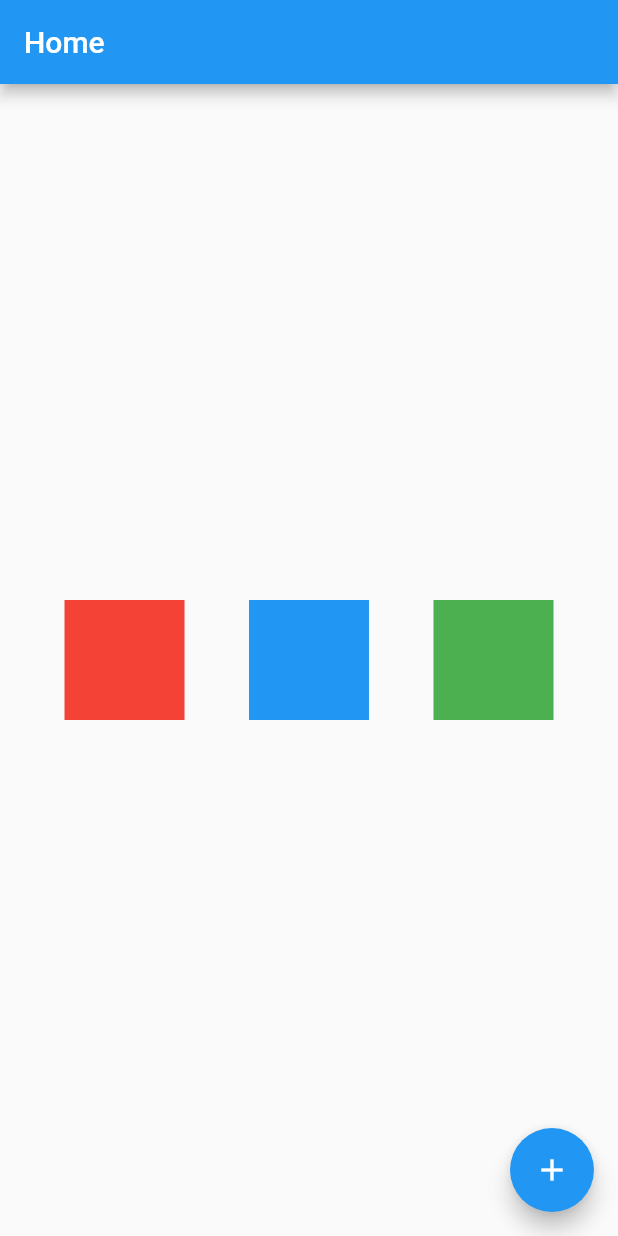
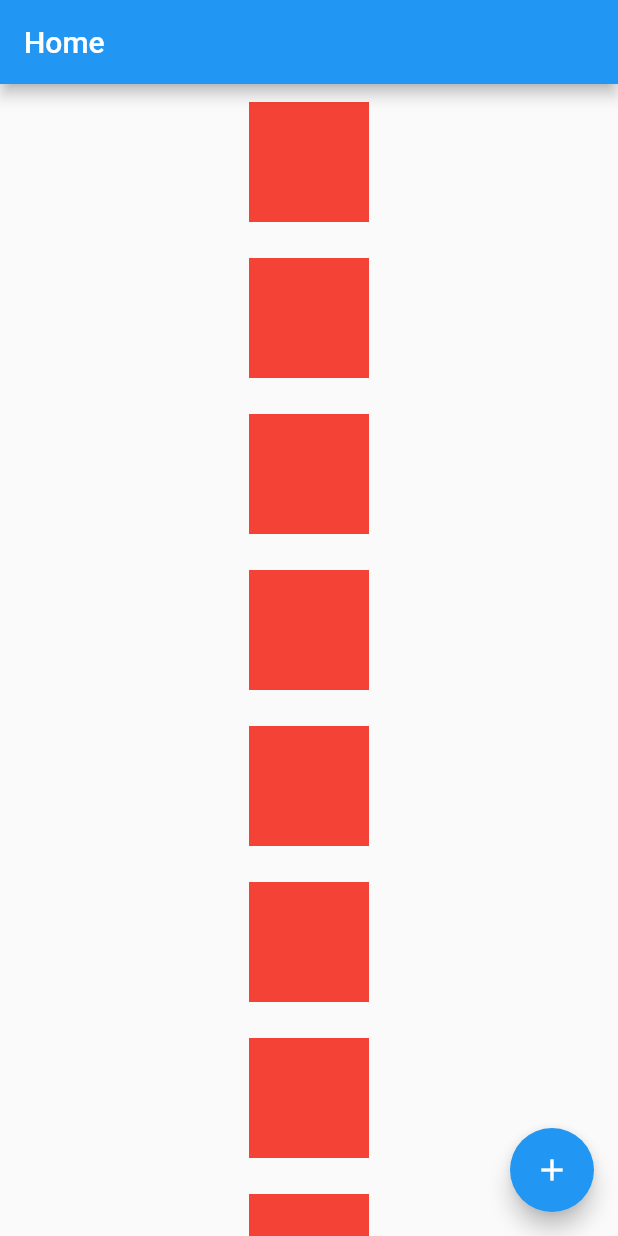
Before and after one commit to brunolopeschagas/FlutterCurso2022-flutterando, a Flutter app: the screen it shows after launch, on a phone screen of 412 x 824 dp. Run offline on Flutter 3.47's test engine with Material 2 defaults, Android fonts, the phone set to English and light mode, and no system bars.

Commit message:
Flutter Curso 2022 #16

```diff
--- a/lib/home_page.dart
+++ b/lib/home_page.dart
@@ -30,26 +30,21 @@ class _HomePageState extends State<HomePage> {
       appBar: AppBar(
         title: const Text('Home'),
       ),
-      body: Center(
-        child: Row(
-          mainAxisAlignment: MainAxisAlignment.spaceEvenly,
+      body: SizedBox(
+        width: double.infinity,
+        height: double.infinity,
+        child: SingleChildScrollView(
+          child: Column(
             children: [
+              for (int i = 0; i < 10; i++)
                 Container(
                   width: 80,
                   height: 80,
+                  margin: const EdgeInsets.all(12),
                   color: Colors.red,
                 ),
-            Container(
-              width: 80,
-              height: 80,
-              color: Colors.blue,
+            ],
           ),
-            Container(
-              width: 80,
-              height: 80,
-              color: Colors.green,
-            ),
-          ],
         ),
       ),
       floatingActionButton: FloatingActionButton(
```
Lines whose indentation alone changed are shown as unchanged.
